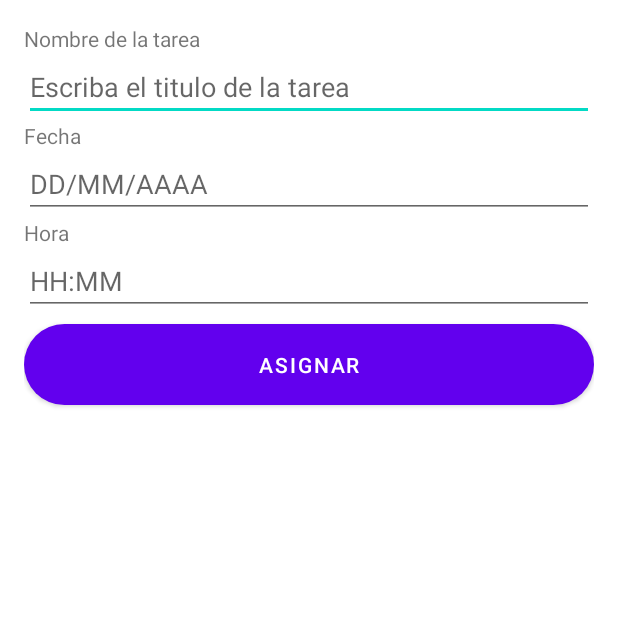
After one commit to MTKArmandoGP/eduOrganizer, an Android app: the AgregarTareaActivity screen opened directly, with no data from a screen before it, on a phone screen of 412 x 824 dp, the top half of it. The commit adds this screen. Run offline under Robolectric (Android 15) with nearby library versions, the phone set to English and light mode, and no system bars; Roboto replaces fonts that are not available here.

Commit message:
Tarea añadida

```diff
--- a/app/src/main/AndroidManifest.xml
+++ b/app/src/main/AndroidManifest.xml
@@ -11,6 +11,12 @@
         android:supportsRtl="true"
         android:theme="@style/Theme.EduOrganizer"
         tools:targetApi="31">
+        <activity
+            android:name=".AgregarTareaActivity"
+            android:exported="false" />
+        <activity
+            android:name=".TareaActivity"
+            android:exported="false" />
         <activity
             android:name=".PantallaPrincipalActivity"
             android:exported="false" />
--- /dev/null
+++ b/app/src/main/java/com/example/eduorganizer/AgregarTareaActivity.java
@@ -0,0 +1,97 @@
+package com.example.eduorganizer;
+
+import androidx.appcompat.app.AppCompatActivity;
+import android.os.Bundle;
+import android.app.DatePickerDialog;
+import android.app.TimePickerDialog;
+import android.content.Intent;
+import android.text.TextUtils;
+import android.view.View;
+import android.widget.Button;
+import android.widget.DatePicker;
+import android.widget.EditText;
+import android.widget.TimePicker;
+import android.widget.Toast;
+
+import java.util.Calendar;
+
+public class AgregarTareaActivity extends AppCompatActivity {
+    private EditText editTextTarea, editTextFecha, editTextHora;
+    private Button btnConfirmar;
+    private Calendar calendar;
+    private DatePickerDialog datePickerDialog;
+    private TimePickerDialog timePickerDialog;
+    private BaseDatos baseDatos;
+    @Override
+    protected void onCreate(Bundle savedInstanceState) {
+        super.onCreate(savedInstanceState);
+        setContentView(R.layout.activity_agregar_tarea);
+        editTextTarea = findViewById(R.id.edit_text_tarea);
+        editTextFecha = findViewById(R.id.edit_text_fecha);
+        editTextHora = findViewById(R.id.edit_text_hora);
+        btnConfirmar = findViewById(R.id.btn_confirmar);
+
+        baseDatos = new BaseDatos(this);
+
+        editTextFecha.setOnClickListener(new View.OnClickListener() {
+            @Override
+            public void onClick(View view) {
+                calendar = Calendar.getInstance();
+                int dia = calendar.get(Calendar.DAY_OF_MONTH);
+                int mes = calendar.get(Calendar.MONTH);
+                int anio = calendar.get(Calendar.YEAR);
+
+                datePickerDialog = new DatePickerDialog(AgregarTareaActivity.this, new DatePickerDialog.OnDateSetListener() {
+                    @Override
+                    public void onDateSet(DatePicker datePicker, int anio, int mes, int dia) {
+                        editTextFecha.setText(dia + "/" + (mes+1) + "/" + anio);
+                    }
+                }, anio, mes, dia);
+
+                datePickerDialog.show();
+            }
+        });
+
+        editTextHora.setOnClickListener(new View.OnClickListener() {
+            @Override
+            public void onClick(View view) {
+                calendar = Calendar.getInstance();
+                int hora = calendar.get(Calendar.HOUR_OF_DAY);
+                int minuto = calendar.get(Calendar.MINUTE);
+
+                timePickerDialog = new TimePickerDialog(AgregarTareaActivity.this, new TimePickerDialog.OnTimeSetListener() {
+                    @Override
+                    public void onTimeSet(TimePicker timePicker, int hora, int minuto) {
+                        editTextHora.setText(hora + ":" + minuto);
+                    }
+                }, hora, minuto, false);
+
+                timePickerDialog.show();
+            }
+        });
+        btnConfirmar.setOnClickListener(new View.OnClickListener() {
+            @Override
+            public void onClick(View view) {
+                String tarea = editTextTarea.getText().toString();
+                String fecha = editTextFecha.getText().toString();
+                String hora = editTextHora.getText().toString();
+
+                if (TextUtils.isEmpty(tarea) || TextUtils.isEmpty(fecha) || TextUtils.isEmpty(hora)) {
+                    Toast.makeText(AgregarTareaActivity.this, "Llena todos los campos", Toast.LENGTH_SHORT).show();
+                } else {
+                    long resultado = baseDatos.agregarTarea(tarea, fecha, hora);
+
+                    if (resultado > 0) {
+                        Toast.makeText(AgregarTareaActivity.this, "Tarea agregada correctamente", Toast.LENGTH_SHORT).show();
+                    } else {
+                        Toast.makeText(AgregarTareaActivity.this, "Error al agregar la tarea", Toast.LENGTH_SHORT).show();
+                    }
+                    Intent intent = new Intent(AgregarTareaActivity.this, MainActivity.class);
+                    intent.setFlags(Intent.FLAG_ACTIVITY_CLEAR_TOP);
+                    startActivity(intent);
+                    finish();
+                }
+            }
+        });
+    }
+}
--- /dev/null
+++ b/app/src/main/res/layout/activity_agregar_tarea.xml
@@ -0,0 +1,46 @@
+<?xml version="1.0" encoding="utf-8"?>
+<LinearLayout xmlns:android="http://schemas.android.com/apk/res/android"
+    xmlns:app="http://schemas.android.com/apk/res-auto"
+    android:layout_width="match_parent"
+    android:layout_height="match_parent"
+    android:orientation="vertical"
+    android:padding="16dp">
+    <TextView
+        android:layout_width="wrap_content"
+        android:layout_height="wrap_content"
+        android:text="@string/tv1" />
+    <EditText
+        android:id="@+id/edit_text_tarea"
+        android:layout_width="match_parent"
+        android:layout_height="wrap_content"
+        android:hint="@string/et1" />
+    <TextView
+        android:layout_width="wrap_content"
+        android:layout_height="wrap_content"
+        android:text="@string/tv2" />
+    <EditText
+        android:id="@+id/edit_text_fecha"
+        android:layout_width="match_parent"
+        android:layout_height="wrap_content"
+        android:hint="@string/et2"
+        android:focusable="false"
+        android:inputType="date" />
+    <TextView
+        android:layout_width="wrap_content"
+        android:layout_height="wrap_content"
+        android:text="@string/tv3" />
+    <EditText
+        android:id="@+id/edit_text_hora"
+        android:layout_width="match_parent"
+        android:layout_height="wrap_content"
+        android:hint="@string/et3"
+        android:focusable="false"
+        android:inputType="time" />
+
+    <Button
+        android:id="@+id/btn_confirmar"
+        android:layout_width="match_parent"
+        android:layout_height="66dp"
+        android:text="@string/btnCon"
+        app:cornerRadius="100dp" />
+</LinearLayout>
--- a/app/src/main/res/values/strings.xml
+++ b/app/src/main/res/values/strings.xml
@@ -1,3 +1,12 @@
 <resources>
     <string name="app_name">EduOrganizer</string>
+    <string name="buscar">Ingrese el titulo de la tarea</string>
+    <string name="agregar">Añadir</string>
+    <string name="tv1">Nombre de la tarea</string>
+    <string name="et1">Escriba el titulo de la tarea</string>
+    <string name="tv2">Fecha</string>
+    <string name="et2">DD/MM/AAAA</string>
+    <string name="tv3">Hora</string>
+    <string name="et3">HH:MM</string>
+    <string name="btnCon">Asignar</string>
 </resources>
```
Also changed, not shown: app/src/main/java/com/example/eduorganizer/BaseDatos.java (added, +97 -0 lines), app/src/main/java/com/example/eduorganizer/TareaActivity.java (added, +157 -0 lines), app/src/main/res/anim/slide_out_right.xml (added, +10 -0 lines), app/src/main/res/drawable/checkbox_border.xml (added, +15 -0 lines), app/src/main/res/layout/activity_tarea.xml (added, +79 -0 lines), app/src/main/res/drawable/buscar.png (added).
